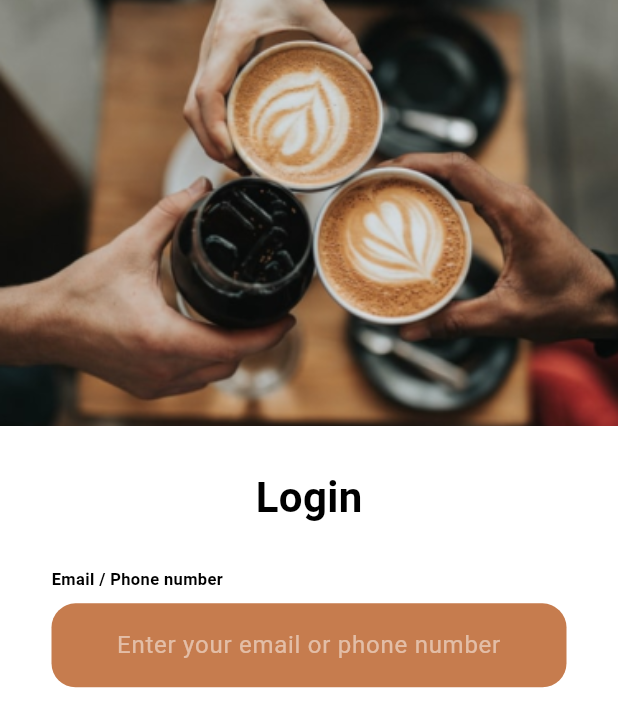
After one commit to MisTraleuh/Simple-Coffee, a Flutter app: the LoginPage screen opened by its route, on a phone screen of 412 x 824 dp. The commit adds this screen. Shown: the top 727 px of the screen. Run offline on Flutter 3.47's test engine with Material 3 defaults, Android fonts, the phone set to English and light mode, and no system bars; our stand-ins replace wave.

Commit message:
[ADD] Some Commons Functions | [ADD] LoginPage

```diff
--- /dev/null
+++ b/lib/commons/CommonTopImage.dart
@@ -0,0 +1,20 @@
+import 'package:flutter/material.dart';
+
+class CommonTopImage extends StatelessWidget {
+  final String imagePath;
+
+  const CommonTopImage({
+    Key? key,
+    required this.imagePath,
+  }) : super(key: key);
+
+  @override
+  Widget build(BuildContext context) {
+    return Image.asset(
+      imagePath,
+      height: MediaQuery.of(context).size.height,
+      width: MediaQuery.of(context).size.width,
+      fit: BoxFit.cover,
+    );
+  }
+}
--- /dev/null
+++ b/lib/commons/SimpleTextButton.dart
@@ -0,0 +1,83 @@
+/**************************
+*     FLUTTER IMPORTS     *
+**************************/
+import 'package:flutter/material.dart';
+
+class SimpleTextButton extends StatefulWidget {
+  final String labelText;
+  final String hintText;
+  final Color color;
+
+  const SimpleTextButton({
+    Key? key,
+    required this.labelText,
+    required this.hintText,
+    required this.color,
+  }) : super(key: key);
+
+  @override
+  State<SimpleTextButton> createState() => _SimpleTextButtonState();
+}
+
+class _SimpleTextButtonState extends State<SimpleTextButton> {
+
+
+  @override
+  Widget build(BuildContext context) {
+    double heigth = MediaQuery.of(context).size.height;
+
+    return Column(
+      crossAxisAlignment: CrossAxisAlignment.start,
+      children: <Widget>[
+        Text(
+          widget.labelText,
+          style: const TextStyle(
+            color: Colors.black,
+            fontSize: 11,
+            fontWeight: FontWeight.bold,
+          ),
+        ),
+        SizedBox( height: heigth / 100 ),
+        TextField(
+          style: const TextStyle(
+            color: Colors.white,
+          ),
+          textAlign: TextAlign.center,
+          decoration: InputDecoration(
+            errorBorder: OutlineInputBorder(
+              borderRadius: BorderRadius.circular(16),
+              borderSide: const BorderSide(
+                color: Colors.red,
+              ),
+            ),
+            enabledBorder: OutlineInputBorder(
+              borderRadius: BorderRadius.circular(16),
+              borderSide: BorderSide.none,
+            ),
+            focusedBorder: OutlineInputBorder(
+              borderRadius: BorderRadius.circular(16),
+              borderSide: BorderSide.none,
+            ),
+            focusedErrorBorder: OutlineInputBorder(
+              borderRadius: BorderRadius.circular(16),
+              borderSide: const BorderSide(
+                color: Colors.red,
+              ),
+            ),
+            filled: true,
+            fillColor: widget.color,
+            border: const OutlineInputBorder(),
+            hintText: widget.hintText,
+            hintStyle: TextStyle(
+              color: Colors.white.withOpacity(0.5),
+            ),
+          ),
+          cursorColor: Colors.white,
+          onChanged: (value) {
+            print(value);
+          },
+        ),
+      ],
+    );
+  }
+}
--- a/lib/main.dart
+++ b/lib/main.dart
@@ -9,6 +9,7 @@ import 'package:flutter/services.dart';
 **************************/
 import 'package:simple_coffee/pages/OnBoardingPage.dart';
 import 'package:simple_coffee/pages/Register.dart';
+import 'package:simple_coffee/pages/LoginInPage.dart';
 
 /**************************
 *     FLUTTER IMPORTS     *
@@ -61,6 +62,7 @@ class _MyAppState extends State<MyApp> {
       routes: {
         '/': (context) => const OnBoardingPage(),
         '/register' : (context) => const RegisterPage(),
+        '/login' : (context) => const LoginPage(),
       },
     );
   }
--- /dev/null
+++ b/lib/pages/LoginInPage.dart
@@ -0,0 +1,62 @@
+/**************************
+*     FLUTTER IMPORTS     *
+**************************/
+import 'package:flutter/material.dart';
+import 'package:flutter/widgets.dart';
+import 'package:simple_coffee/commons/SimpleButton.dart';
+import 'package:simple_coffee/commons/CommonTopImage.dart';
+import 'package:simple_coffee/commons/SimpleTextButton.dart';
+
+class LoginPage extends StatefulWidget {
+  const LoginPage({
+    Key? key
+  }) : super(key: key);
+
+  @override
+  State<LoginPage> createState() => _LoginPageState();
+}
+
+class _LoginPageState extends State<LoginPage> {
+
+ @override
+  Widget build(BuildContext context) {
+    double height = MediaQuery.of(context).size.height;
+    double width = MediaQuery.of(context).size.width;
+
+    return Scaffold(
+      backgroundColor: Colors.white,
+      body: Column(
+        children: <Widget>[
+          SizedBox(
+            height: height / 2.9,
+            width: width,
+            child: const CommonTopImage(
+              imagePath: "assets/app/LoginPage.png",
+            ),
+          ),
+          SizedBox( height: height / 30.6 ),
+          const Center(
+            child: Text(
+              "Login",
+              style: TextStyle(
+                color: Colors.black,
+                fontSize: 28,
+                fontWeight: FontWeight.bold,
+              ),
+            ),
+          ),
+          SizedBox( height: height / 30.6 ),
+          Padding(
+            padding: EdgeInsets.only(left: width / 12, right: width / 12),
+            child: SimpleTextButton(
+              labelText: "Email / Phone number",
+              hintText: "Enter your email or phone number",
+              color: Theme.of(context).colorScheme.primary,
+            ),
+          ),
+        ],
+      ),
+    );
+  }
+
+}
--- a/lib/pages/Register.dart
+++ b/lib/pages/Register.dart
@@ -2,7 +2,6 @@
 *     FLUTTER IMPORTS     *
 **************************/
 import 'package:flutter/material.dart';
-import 'package:flutter/widgets.dart';
 import 'package:simple_coffee/commons/SimpleButton.dart';
 
 class RegisterPage extends StatefulWidget {
@@ -33,6 +32,10 @@ class _RegisterPageState extends State<RegisterPage> {
           ),
           Padding(
             padding: EdgeInsets.only(top: height / 3),
+            child: GestureDetector(
+              onTap: () {
+                Navigator.pushNamed(context, "/login");
+              },
               child: Center(
                 child: SizedBox(
                   width: MediaQuery.of(context).size.width / 1.2,
@@ -44,8 +47,13 @@ class _RegisterPageState extends State<RegisterPage> {
                 ),
               ),
             ),
+          ),
           Padding(
             padding: EdgeInsets.only(top: height / 1.6),
+            child: GestureDetector(
+              onTap: () {
+                Navigator.pushNamed(context, "/signup-1");
+              },
               child: Center(
                 child: SizedBox(
                   width: MediaQuery.of(context).size.width / 1.2,
@@ -57,6 +65,7 @@ class _RegisterPageState extends State<RegisterPage> {
                 ),
               ),
             ),
+          ),
         ],
       ),
     );
```
Also changed, not shown: assets/app/LoginPage.png (added). Lines whose indentation alone changed are shown as unchanged.
